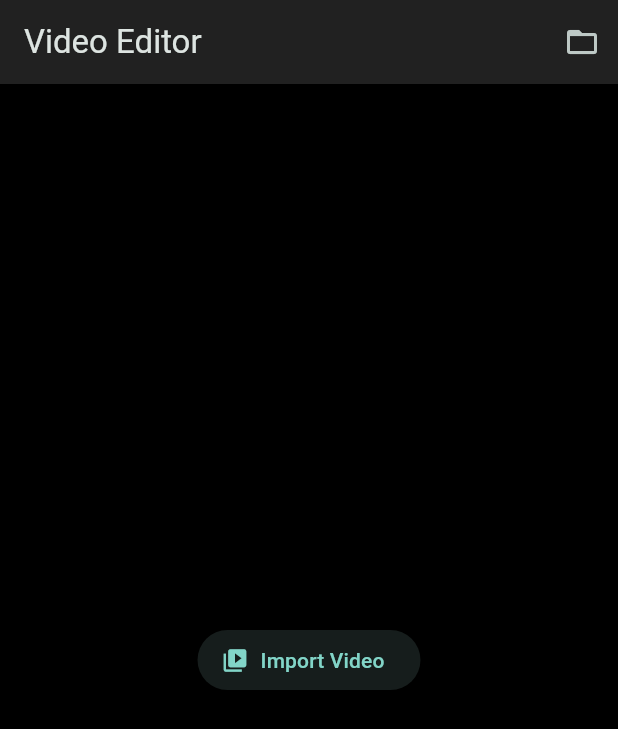
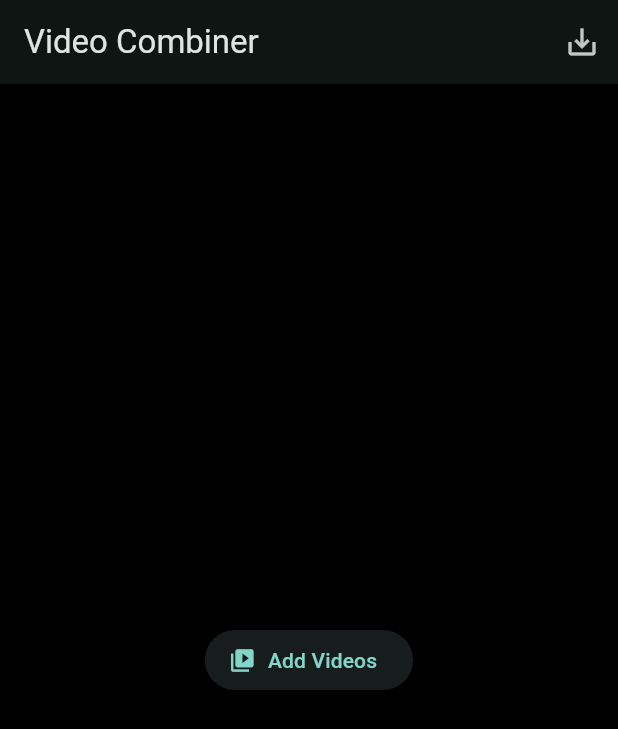
Before and after one commit to jyr94/simple-video-editing, a Flutter app: the screen it shows after launch, on a phone screen of 412 x 824 dp. Shown: the top 729 px of the screen. Run offline on Flutter 3.47's test engine with Material 3 defaults, Android fonts, the light colour scheme and no system bars; our stand-ins replace bloc, equatable, file_picker, flutter_bloc, image_picker, video_player; missing offline and left inert: ffmpeg_kit_flutter_full_gpl, video_editor.

Commit message:
Add multi-video editing with transitions and export

```diff
--- a/lib/main.dart
+++ b/lib/main.dart
@@ -1,15 +1,8 @@
 import 'package:flutter/material.dart';
-import 'package:flutter_bloc/flutter_bloc.dart';
-import 'bloc/video_editor_bloc.dart';
-import 'pages/video_editor_page.dart';
+import 'pages/multi_video_editor_page.dart';
 
 void main() {
-  runApp(
-    BlocProvider(
-      create: (_) => VideoEditorBloc(),
-      child: const MyApp(),
-    ),
-  );
+  runApp(const MyApp());
 }
 
 class MyApp extends StatelessWidget {
@@ -27,7 +20,7 @@ class MyApp extends StatelessWidget {
         scaffoldBackgroundColor: Colors.black,
         useMaterial3: true,
       ),
-      home: const VideoEditorPage(),
+      home: const MultiVideoEditorPage(),
     );
   }
 }
--- /dev/null
+++ b/lib/models/video_clip.dart
@@ -0,0 +1,15 @@
+import 'package:flutter/foundation.dart';
+
+enum TransitionType { none, fade }
+
+class VideoClip {
+  final String path;
+  final Duration duration;
+  TransitionType transition;
+
+  VideoClip({
+    required this.path,
+    required this.duration,
+    this.transition = TransitionType.fade,
+  });
+}
--- /dev/null
+++ b/lib/pages/multi_video_editor_page.dart
@@ -0,0 +1,169 @@
+import 'dart:io';
+
+import 'package:file_picker/file_picker.dart';
+import 'package:ffmpeg_kit_flutter_full_gpl/ffmpeg_kit.dart';
+import 'package:flutter/material.dart';
+import 'package:video_player/video_player.dart';
+
+import '../models/video_clip.dart';
+
+class MultiVideoEditorPage extends StatefulWidget {
+  const MultiVideoEditorPage({super.key});
+
+  @override
+  State<MultiVideoEditorPage> createState() => _MultiVideoEditorPageState();
+}
+
+class _MultiVideoEditorPageState extends State<MultiVideoEditorPage> {
+  final List<VideoClip> _clips = [];
+  bool _isExporting = false;
+
+  Future<void> _addVideos() async {
+    final result = await FilePicker.platform.pickFiles(
+      type: FileType.video,
+      allowMultiple: true,
+    );
+    if (result != null) {
+      for (final file in result.files) {
+        final controller = VideoPlayerController.file(File(file.path!));
+        await controller.initialize();
+        _clips.add(
+          VideoClip(
+            path: file.path!,
+            duration: controller.value.duration,
+          ),
+        );
+        await controller.dispose();
+      }
+      setState(() {});
+    }
+  }
+
+  Future<void> _export() async {
+    if (_clips.isEmpty || _isExporting) return;
+    setState(() => _isExporting = true);
+
+    final output = '${Directory.systemTemp.path}/output.mp4';
+    final inputs = _clips.map((c) => "-i '${c.path}'").join(' ');
+
+    String filter = '';
+    String currentV = '[0:v]';
+    String currentA = '[0:a]';
+    double currentDur = _clips.first.duration.inSeconds.toDouble();
+
+    for (var i = 1; i < _clips.length; i++) {
+      final prev = _clips[i - 1];
+      if (prev.transition == TransitionType.fade) {
+        filter +=
+            '$currentV$currentA[$i:v][$i:a]xfade=transition=fade:duration=1:offset=${currentDur - 1}[v$i][a$i];';
+        currentV = '[v$i]';
+        currentA = '[a$i]';
+        currentDur += _clips[i].duration.inSeconds.toDouble() - 1;
+      } else {
+        filter +=
+            '$currentV$currentA[$i:v][$i:a]concat=n=2:v=1:a=1[v$i][a$i];';
+        currentV = '[v$i]';
+        currentA = '[a$i]';
+        currentDur += _clips[i].duration.inSeconds.toDouble();
+      }
+    }
+
+    final cmd = _clips.length == 1
+        ? "$inputs -c copy $output"
+        : "$inputs -filter_complex \"$filter\" -map $currentV -map $currentA $output";
+
+    await FFmpegKit.execute(cmd);
+    setState(() => _isExporting = false);
+
+    if (!mounted) return;
+    ScaffoldMessenger.of(context).showSnackBar(
+      SnackBar(content: Text('Export complete: $output')),
+    );
+  }
+
+  @override
+  Widget build(BuildContext context) {
+    return Scaffold(
+      appBar: AppBar(
+        title: const Text('Video Combiner'),
+        actions: [
+          IconButton(
+            tooltip: 'Export',
+            icon: const Icon(Icons.save_alt),
+            onPressed: _export,
+          ),
+        ],
+      ),
+      body: _clips.isEmpty
+          ? Center(
+              child: ElevatedButton.icon(
+                onPressed: _addVideos,
+                icon: const Icon(Icons.video_library),
+                label: const Text('Add Videos'),
+              ),
+            )
+          : Column(
+              children: [
+                Expanded(
+                  child: ListView.builder(
+                    itemCount: _clips.length,
+                    itemBuilder: (context, index) {
+                      final clip = _clips[index];
+                      return ListTile(
+                        leading: Text('Clip ${index + 1}'),
+                        title: Text(clip.path.split('/').last),
+                        trailing: DropdownButton<TransitionType>(
+                          value: clip.transition,
+                          items: TransitionType.values
+                              .map(
+                                (t) => DropdownMenuItem(
+                                  value: t,
+                                  child: Text(t.name),
+                                ),
+                              )
+                              .toList(),
+                          onChanged: (value) {
+                            if (value == null) return;
+                            setState(() => clip.transition = value);
+                          },
+                        ),
+                        onLongPress: () {
+                          setState(() => _clips.removeAt(index));
+                        },
+                      );
+                    },
+                  ),
+                ),
+                SafeArea(
+                  child: Padding(
+                    padding: const EdgeInsets.all(8),
+                    child: Row(
+                      mainAxisAlignment: MainAxisAlignment.spaceBetween,
+                      children: [
+                        ElevatedButton.icon(
+                          onPressed: _addVideos,
+                          icon: const Icon(Icons.add),
+                          label: const Text('Add Videos'),
+                        ),
+                        ElevatedButton.icon(
+                          onPressed: _export,
+                          icon: _isExporting
+                              ? const SizedBox(
+                                  width: 16,
+                                  height: 16,
+                                  child: CircularProgressIndicator(
+                                    strokeWidth: 2,
+                                  ),
+                                )
+                              : const Icon(Icons.save_alt),
+                          label: const Text('Export'),
+                        ),
+                      ],
+                    ),
+                  ),
+                ),
+              ],
+            ),
+    );
+  }
+}
--- a/pubspec.yaml
+++ b/pubspec.yaml
@@ -41,6 +41,8 @@ dependencies:
   video_editor: ^3.0.0
   image_picker: ^1.0.4
   video_player: ^2.8.1
+  file_picker: ^5.2.10
+  ffmpeg_kit_flutter_full_gpl: ^4.5.1
 
 dev_dependencies:
   flutter_test:
```
Also changed, not shown: 2 other files.
